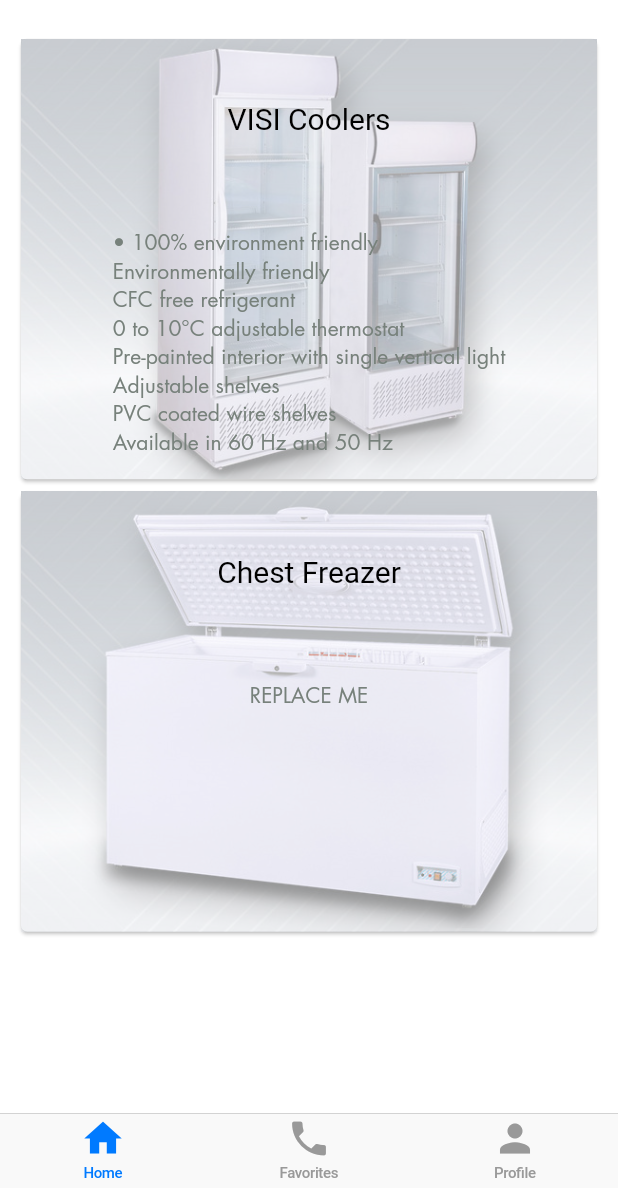
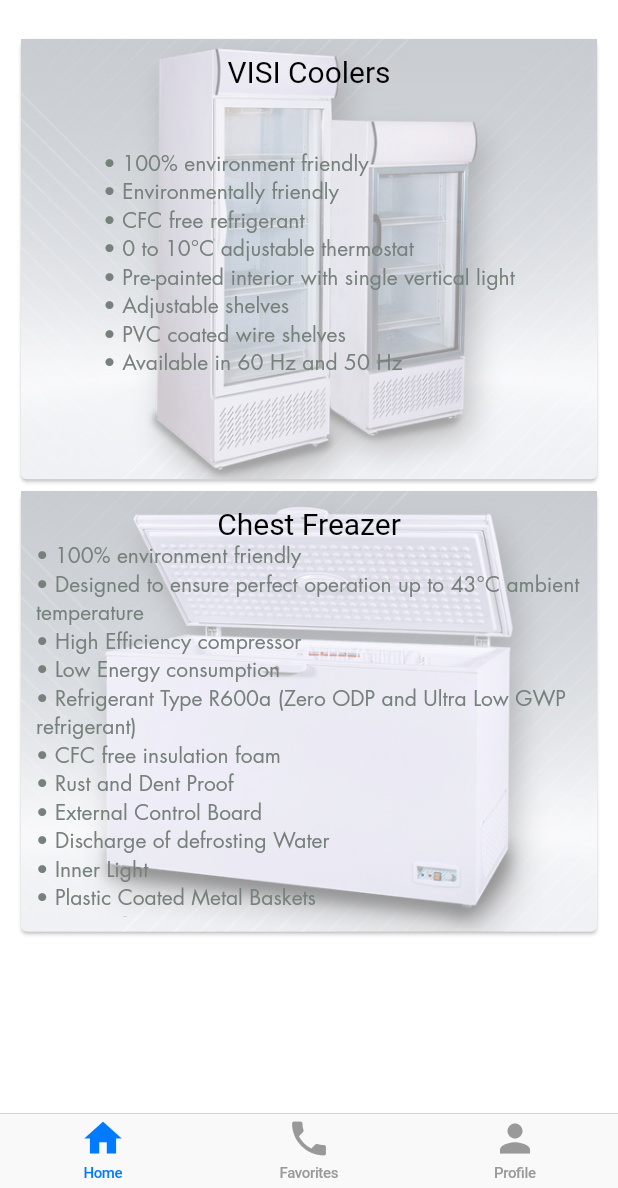
Before and after one commit to AliJasim03/Awal, a Flutter app: the screen it shows after launch, after a tap on "Residential System", on a phone screen of 412 x 824 dp, the part 48-1236 px from its top. Run offline on Flutter 3.47's test engine with Material 2 defaults, Android fonts, the phone set to English and light mode, and no system bars; Roboto replaces fonts that are missing (Futura-Bold).

Commit message:
[Product Card] improving the layout

```diff
--- a/lib/components/product_card.dart
+++ b/lib/components/product_card.dart
@@ -21,22 +21,16 @@ class ProductCard extends StatelessWidget {
               colorFilter: ColorFilter.mode(Colors.black.withOpacity(0.5), BlendMode.dstATop),
             ),
           ),
-          child: Column(
-            crossAxisAlignment: CrossAxisAlignment.center,
-            children: [
-              const Spacer(
-                flex: 1,
-              ),
-              Expanded(
-                flex: 2,
-                child: Text(product.title, style: kTitleTextStyle),
-              ),
-              Expanded(
-                flex: 4,
-                child: Text(product.description, style: kBodyTextStyle),
-              ),
-              // Add additional widgets below if needed
-            ],
+          child: Padding(
+            padding: const EdgeInsets.all(10.0),
+            child: Column(
+              crossAxisAlignment: CrossAxisAlignment.center,
+              children: [
+                Text(product.title, style: kTitleTextStyle),
+                Expanded(child: Center(child: Text(product.description, style: kBodyTextStyle))),
+                // Add additional widgets below if needed
+              ],
+            ),
           ),
         ),
       ),
--- a/lib/models/product.dart
+++ b/lib/models/product.dart
@@ -10,13 +10,36 @@ class Product {
 List<Product> refrigeration_product = [
   Product(
     title: 'VISI Coolers',
-    description:
-        '\u2022 100% environment friendly\nEnvironmentally friendly\nCFC free refrigerant\n0 to 10°C adjustable thermostat\nPre-painted interior with single vertical light\nAdjustable shelves\nPVC coated wire shelves\nAvailable in 60 Hz and 50 Hz',
+    description: '''
+\u2022 100% environment friendly
+\u2022 Environmentally friendly
+\u2022 CFC free refrigerant
+\u2022 0 to 10°C adjustable thermostat
+\u2022 Pre-painted interior with single vertical light
+\u2022 Adjustable shelves
+\u2022 PVC coated wire shelves
+\u2022 Available in 60 Hz and 50 Hz
+''',
     image: Image.asset('images/AGM/refrigeration_product/VISI Coolers.jpg'),
   ),
   Product(
     image: Image.asset('images/AGM/refrigeration_product/Chest Freazer.jpg'),
     title: 'Chest Freazer',
-    description: 'REPLACE ME',
+    description: '''
+\u2022 100% environment friendly
+\u2022 Designed to ensure perfect operation up to 43°C ambient temperature
+\u2022 High Efficiency compressor
+\u2022 Low Energy consumption
+\u2022 Refrigerant Type R600a (Zero ODP and Ultra Low GWP refrigerant)
+\u2022 CFC free insulation foam
+\u2022 Rust and Dent Proof
+\u2022 External Control Board
+\u2022 Discharge of defrosting Water
+\u2022 Inner Light
+\u2022 Plastic Coated Metal Baskets
+\u2022 Rollers for easy movement
+\u2022 Counter Balanced Lid
+\u2022 Available in 60 Hz and 50 Hz
+''',
   )
 ];
```
